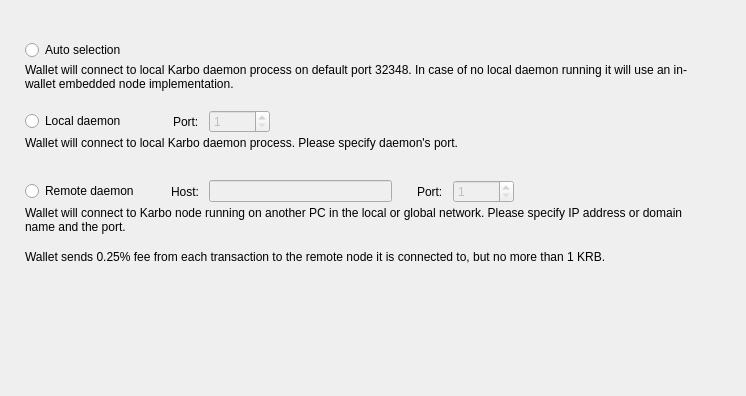
This is src/Gui/Options/ConnectionOptionsFrame.ui in Karbovanets/Karbo-lite as Qt 5 draws it before an edit. The edited form follows.
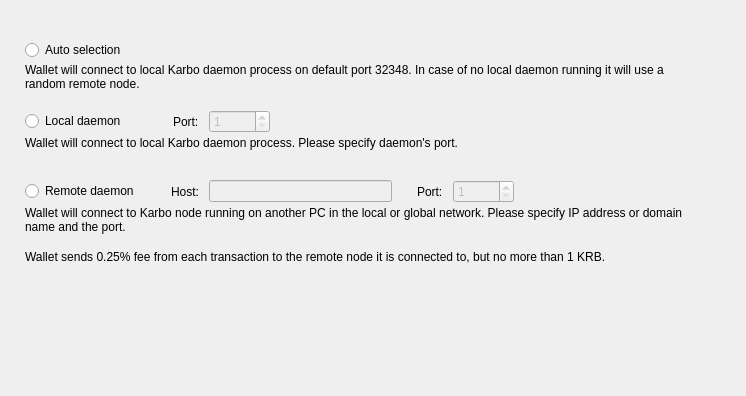
This is the edited form. Custom widgets are drawn as their Qt base class.

Commit message: Fix node state and host display

Patch:
```diff
--- a/src/Gui/Options/ConnectionOptionsFrame.ui
+++ b/src/Gui/Options/ConnectionOptionsFrame.ui
@@ -81,7 +81,7 @@
       <item alignment="Qt::AlignTop">
        <widget class="WalletGui::WalletSmallGrayTextLabel" name="m_autoHelperLabel">
         <property name="text">
-         <string>Wallet will connect to local Karbo daemon process on default port 32348. In case of no local daemon running it will use an in-wallet embedded node implementation.</string>
+         <string>Wallet will connect to local Karbo daemon process on default port 32348. In case of no local daemon running it will use a random remote node.</string>
         </property>
         <property name="alignment">
          <set>Qt::AlignLeading|Qt::AlignLeft|Qt::AlignTop</set>
```
The commit also changes 8 other files.
